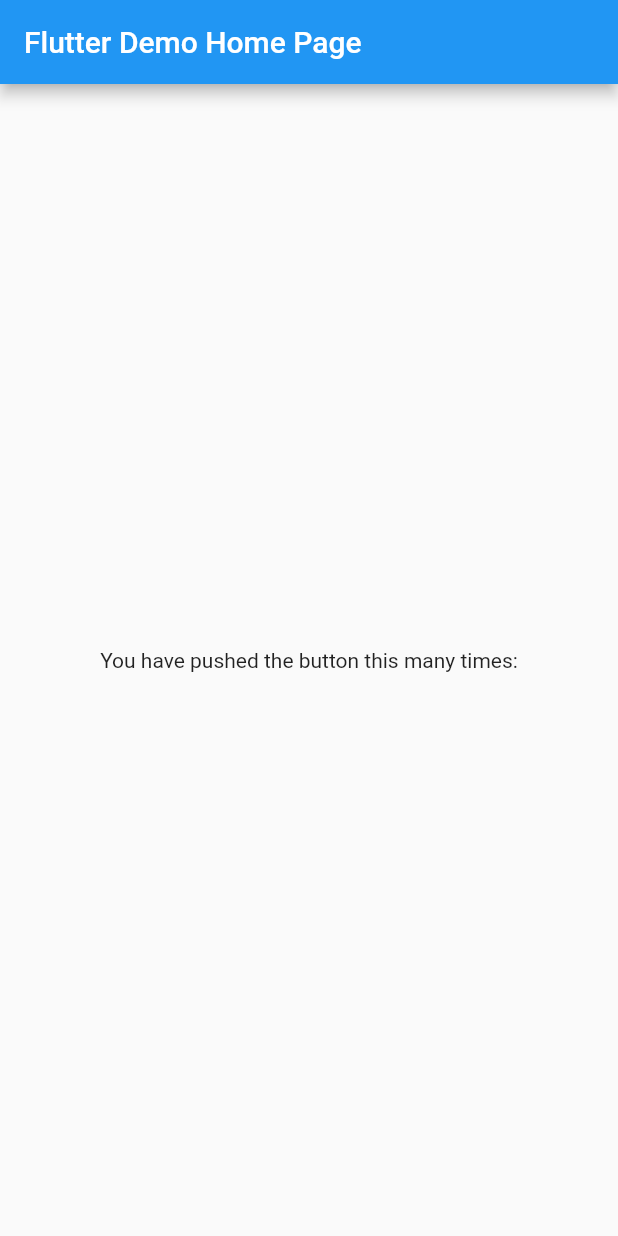
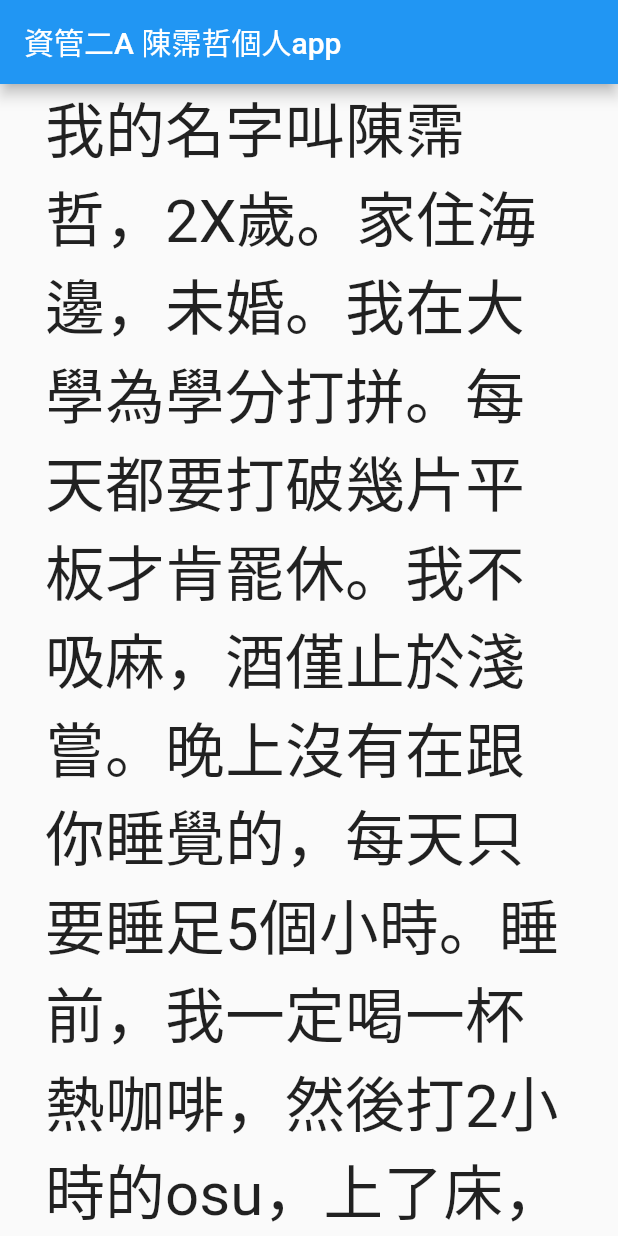
Before and after one commit to 411022938/my_app, a Flutter app: the screen it shows after launch, on a phone screen of 412 x 824 dp. Run offline on Flutter 3.47's test engine with Material 2 defaults, Android fonts, the phone set to English and light mode, and no system bars.

Commit message:
個人介紹

```diff
--- a/lib/main.dart
+++ b/lib/main.dart
@@ -16,7 +16,7 @@ class MyApp extends StatelessWidget {
       theme: ThemeData(
         primarySwatch: Colors.blue,
       ),
-      home: const MyHomePage(title: 'Flutter Demo Home Page'),
+      home: const MyHomePage(title: '資管二A 陳霈哲個人app'),
     );
   }
 }
@@ -45,14 +45,15 @@ class _MyHomePageState extends State<MyHomePage> {
       appBar: AppBar(
         title: Text(widget.title),
       ),
-      body: Center(
-        child: Column(
-          mainAxisAlignment: MainAxisAlignment.center,
-          children: const <Widget>[
-            Text(
-              'You have pushed the button this many times:',
+      body: const Center(
+        child: SingleChildScrollView(
+          child: Padding(
+            padding: EdgeInsets.symmetric(horizontal: 30),
+            child: Text(
+              style: TextStyle(fontSize: 40),
+              '我的名字叫陳霈哲，2X歲。家住海邊，未婚。我在大學為學分打拼。每天都要打破幾片平板才肯罷休。我不吸麻，酒僅止於淺嘗。晚上沒有在跟你睡覺的，每天只要睡足5個小時。睡前，我一定喝一杯熱咖啡，然後打2小時的osu，上了床，馬上打貓戰。一覺到天暗，絕不把疲勞和壓力，留給突襲時間。朋友都說我很正常。',
             ),
-          ],
+          ),
         ),
       ),
     );
```
